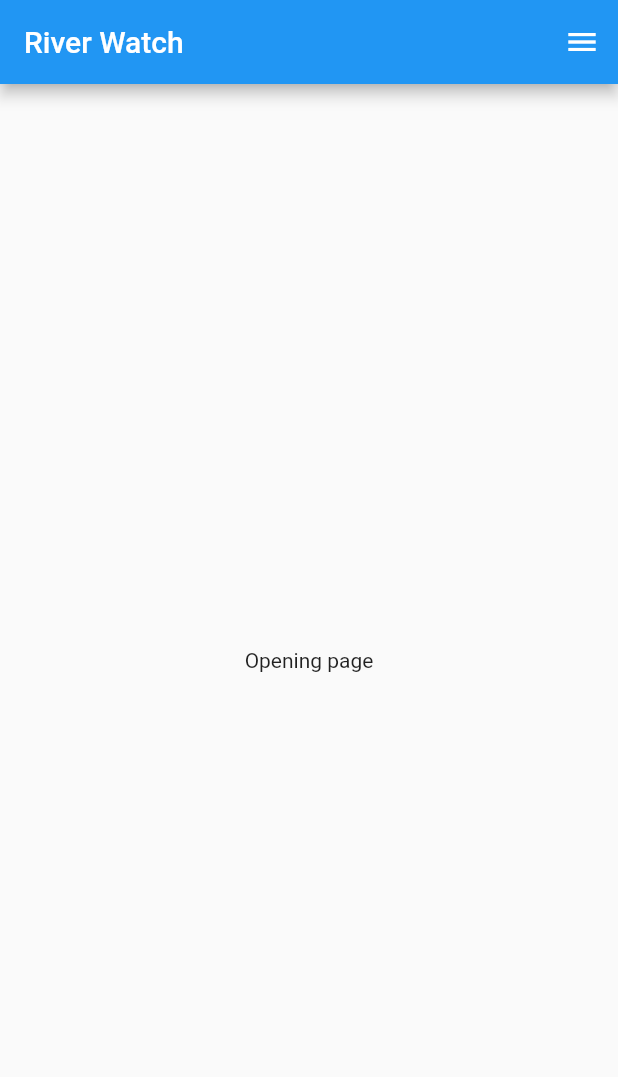
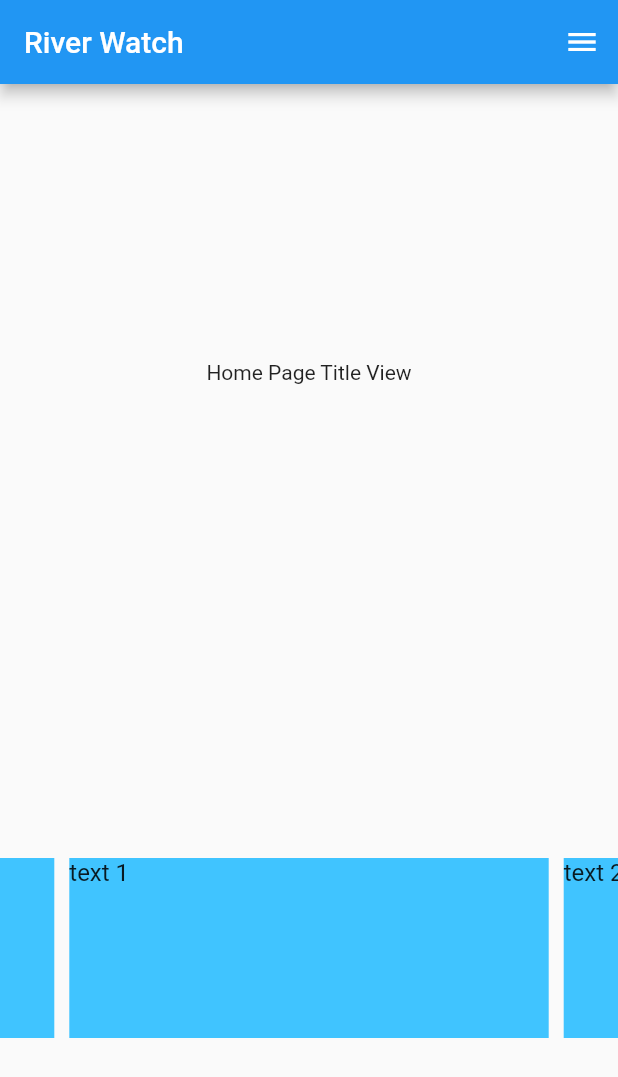
Before and after one commit to nigel25840/stream_watch_flutter, a Flutter app: the screen it shows after launch, on a phone screen of 412 x 824 dp. Shown: the top 1077 px of the screen. Run offline on Flutter 3.47's test engine with Material 2 defaults, Android fonts, the phone set to English and light mode, and no system bars; drawn by our look-alikes of carousel_slider; our stand-ins replace charts_flutter, flutter_speed_dial, material_segmented_control, scrollable_positioned_list, shared_preferences.

Commit message:
Stubbed out carousel slider in home page view

```diff
--- a/lib/UI/home_page_view.dart
+++ b/lib/UI/home_page_view.dart
@@ -1,3 +1,4 @@
+import 'package:carousel_slider/carousel_slider.dart';
 import 'package:flutter/cupertino.dart';
 import 'package:flutter/material.dart';
 import 'package:streamwatcher/Util/constants.dart';
@@ -14,7 +15,6 @@ class HomePage extends StatefulWidget {
 }
 
 class _HomePageState extends State<HomePage> {
-
   Future<void> _initializePreferences() async {
     var faves = await Storage.getList(kFavoritesKey);
     if (faves == null) {
@@ -24,7 +24,6 @@ class _HomePageState extends State<HomePage> {
 
   @override
   Widget build(BuildContext context) {
-
     _initializePreferences();
 
     return Scaffold(
@@ -35,11 +34,49 @@ class _HomePageState extends State<HomePage> {
         child: Column(
           mainAxisAlignment: MainAxisAlignment.center,
           children: <Widget>[
-            Text('Opening page'),
+            Flexible(
+              flex: 5,
+              child: SizedBox(
+                height: double.infinity,
+                width: double.infinity,
+                child: Center(
+                  child: Text('Home Page Title View'),
+                ),
+              ),
+            ),
+            Flexible(
+                flex: 5,
+                child: SizedBox(
+                    height: double.infinity,
+                    width: double.infinity,
+                    child: CarouselSlider(
+                      options: CarouselOptions(
+                          height: 120.0,
+                          autoPlay: true,
+                          autoPlayInterval: Duration(seconds: 5),
+                          autoPlayAnimationDuration: Duration(milliseconds: 800)
+                      ),
+                      items: [1, 2, 3, 4, 5].map((i) {
+                        return Builder(
+                          builder: (BuildContext context) {
+                            return Container(
+                                width: MediaQuery.of(context).size.width,
+                                margin: EdgeInsets.symmetric(horizontal: 5.0),
+                                decoration: BoxDecoration(
+                                    color: Colors.lightBlueAccent),
+                                child: Text(
+                                  'text $i',
+                                  style: TextStyle(fontSize: 16.0),
+                                ));
+                          },
+                        );
+                      }).toList(),
+                    )))
           ],
         ),
       ),
-      endDrawer: RFDrawer(),// This trailing comma makes auto-formatting nicer for build methods.
+      endDrawer:
+          RFDrawer(), // This trailing comma makes auto-formatting nicer for build methods.
     );
   }
 }
--- a/pubspec.yaml
+++ b/pubspec.yaml
@@ -24,6 +24,7 @@ dependencies:
   scrollable_positioned_list: ^0.1.6
   get_it: ^4.0.4
   provider: ^4.0.1
+  carousel_slider: ^2.2.1
 
 
 dev_dependencies:
```
Also changed, not shown: pubspec.lock.
